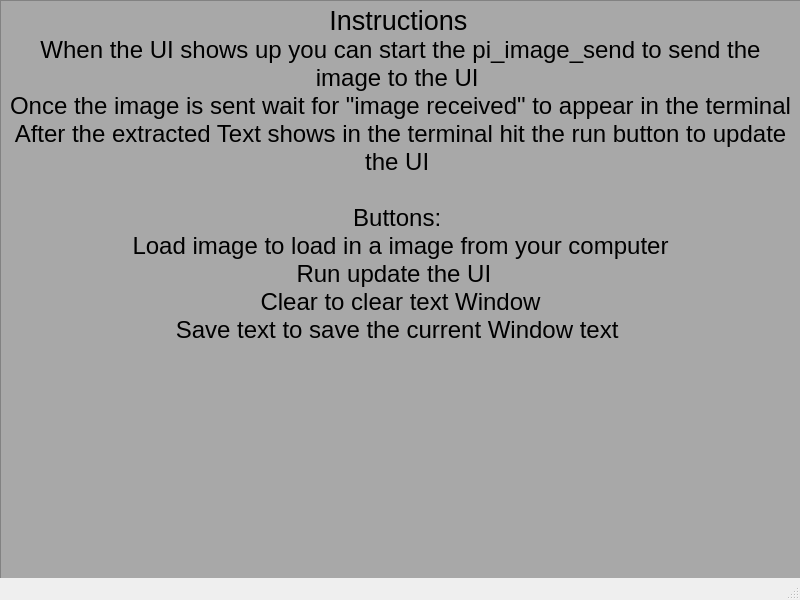
Qt form UI/Instructions_Pop_up.ui (180D-FW-2021/Team6) before a commit.
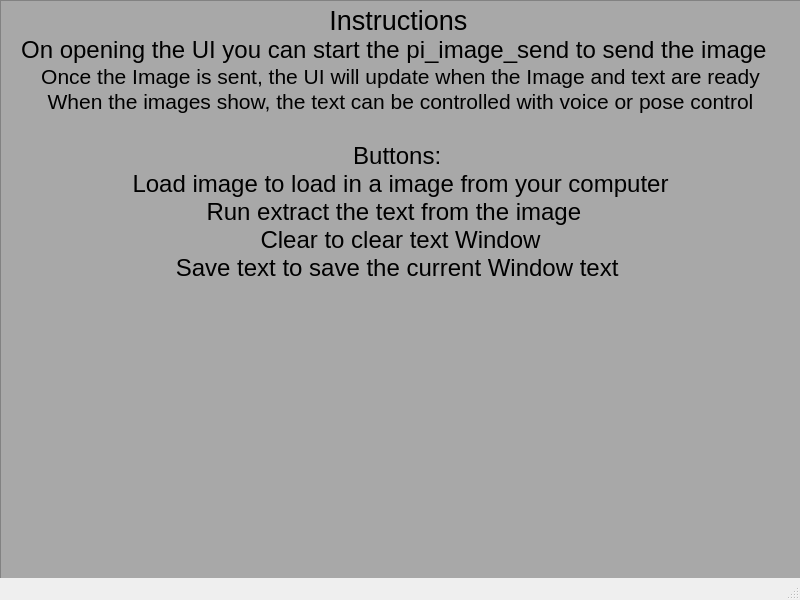
The same form after that commit.

Commit message: Instructions pop up updated

The edit to the form file:
```diff
--- a/UI/Instructions_Pop_up.ui
+++ b/UI/Instructions_Pop_up.ui
@@ -40,13 +40,13 @@
 p, li { white-space: pre-wrap; }
 &lt;/style&gt;&lt;/head&gt;&lt;body style=&quot; font-family:'MS Shell Dlg 2'; font-size:20pt; font-weight:400; font-style:normal;&quot;&gt;
 &lt;p align=&quot;center&quot; style=&quot; margin-top:0px; margin-bottom:0px; margin-left:0px; margin-right:0px; -qt-block-indent:0; text-indent:0px;&quot;&gt;&lt;span style=&quot; font-size:8.25pt;&quot;&gt; &lt;/span&gt;Instructions &lt;/p&gt;
-&lt;p align=&quot;center&quot; style=&quot; margin-top:0px; margin-bottom:0px; margin-left:0px; margin-right:0px; -qt-block-indent:0; text-indent:0px;&quot;&gt;&lt;span style=&quot; font-size:18pt;&quot;&gt;When the UI shows up you can start the pi_image_send to send the image to the UI &lt;/span&gt;&lt;/p&gt;
-&lt;p align=&quot;center&quot; style=&quot; margin-top:0px; margin-bottom:0px; margin-left:0px; margin-right:0px; -qt-block-indent:0; text-indent:0px;&quot;&gt;&lt;span style=&quot; font-size:18pt;&quot;&gt;Once the image is sent wait for &amp;quot;image received&amp;quot; to appear in the terminal&lt;/span&gt;&lt;/p&gt;
-&lt;p align=&quot;center&quot; style=&quot; margin-top:0px; margin-bottom:0px; margin-left:0px; margin-right:0px; -qt-block-indent:0; text-indent:0px;&quot;&gt;&lt;span style=&quot; font-size:18pt;&quot;&gt;After the extracted Text shows in the terminal hit the run button to update the UI &lt;/span&gt;&lt;/p&gt;
+&lt;p align=&quot;center&quot; style=&quot; margin-top:0px; margin-bottom:0px; margin-left:0px; margin-right:0px; -qt-block-indent:0; text-indent:0px;&quot;&gt;&lt;span style=&quot; font-size:18pt;&quot;&gt;On opening the UI you can start the pi_image_send to send the image  &lt;/span&gt;&lt;/p&gt;
+&lt;p align=&quot;center&quot; style=&quot; margin-top:0px; margin-bottom:0px; margin-left:0px; margin-right:0px; -qt-block-indent:0; text-indent:0px;&quot;&gt;&lt;span style=&quot; font-size:16pt;&quot;&gt;Once the Image is sent, the UI will update when the Image and text are ready&lt;/span&gt;&lt;/p&gt;
+&lt;p align=&quot;center&quot; style=&quot; margin-top:0px; margin-bottom:0px; margin-left:0px; margin-right:0px; -qt-block-indent:0; text-indent:0px;&quot;&gt;&lt;span style=&quot; font-size:16pt;&quot;&gt;When the images show, the text can be controlled with voice or pose control&lt;/span&gt;&lt;/p&gt;
 &lt;p align=&quot;center&quot; style=&quot;-qt-paragraph-type:empty; margin-top:0px; margin-bottom:0px; margin-left:0px; margin-right:0px; -qt-block-indent:0; text-indent:0px; font-size:18pt;&quot;&gt;&lt;br /&gt;&lt;/p&gt;
 &lt;p align=&quot;center&quot; style=&quot; margin-top:0px; margin-bottom:0px; margin-left:0px; margin-right:0px; -qt-block-indent:0; text-indent:0px;&quot;&gt;&lt;span style=&quot; font-size:18pt;&quot;&gt;Buttons: &lt;/span&gt;&lt;/p&gt;
 &lt;p align=&quot;center&quot; style=&quot; margin-top:0px; margin-bottom:0px; margin-left:0px; margin-right:0px; -qt-block-indent:0; text-indent:0px;&quot;&gt;&lt;span style=&quot; font-size:18pt;&quot;&gt;Load image to load in a image from your computer&lt;/span&gt;&lt;/p&gt;
-&lt;p align=&quot;center&quot; style=&quot; margin-top:0px; margin-bottom:0px; margin-left:0px; margin-right:0px; -qt-block-indent:0; text-indent:0px;&quot;&gt;&lt;span style=&quot; font-size:18pt;&quot;&gt;Run update the UI  &lt;/span&gt;&lt;/p&gt;
+&lt;p align=&quot;center&quot; style=&quot; margin-top:0px; margin-bottom:0px; margin-left:0px; margin-right:0px; -qt-block-indent:0; text-indent:0px;&quot;&gt;&lt;span style=&quot; font-size:18pt;&quot;&gt;Run extract the text from the image  &lt;/span&gt;&lt;/p&gt;
 &lt;p align=&quot;center&quot; style=&quot; margin-top:0px; margin-bottom:0px; margin-left:0px; margin-right:0px; -qt-block-indent:0; text-indent:0px;&quot;&gt;&lt;span style=&quot; font-size:18pt;&quot;&gt;Clear to clear text Window&lt;/span&gt;&lt;/p&gt;
 &lt;p align=&quot;center&quot; style=&quot; margin-top:0px; margin-bottom:0px; margin-left:0px; margin-right:0px; -qt-block-indent:0; text-indent:0px;&quot;&gt;&lt;span style=&quot; font-size:18pt;&quot;&gt;Save text to save the current Window text &lt;/span&gt;&lt;/p&gt;
 &lt;p align=&quot;center&quot; style=&quot;-qt-paragraph-type:empty; margin-top:0px; margin-bottom:0px; margin-left:0px; margin-right:0px; -qt-block-indent:0; text-indent:0px; font-size:18pt;&quot;&gt;&lt;br /&gt;&lt;/p&gt;
```
The commit also changes 1 other file.
